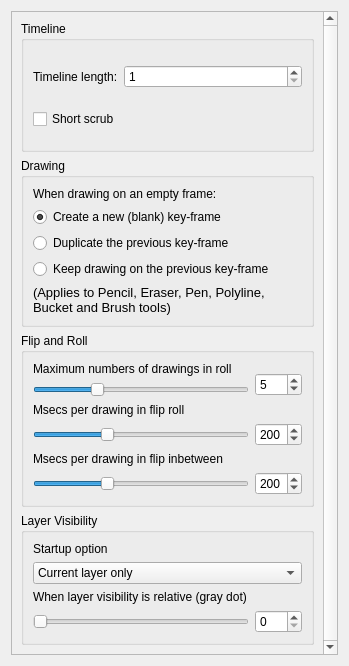
Qt form app/ui/timelinepage.ui (pencil2d/pencil) before a commit.
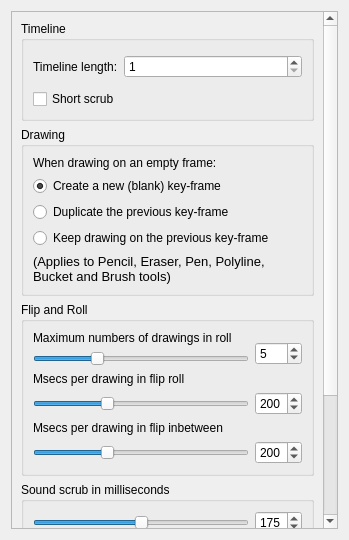
The same form after that commit.

Commit message: Sound Scrub in ms is now costumizable

```diff
--- a/app/ui/timelinepage.ui
+++ b/app/ui/timelinepage.ui
@@ -7,10 +7,10 @@
     <x>0</x>
     <y>0</y>
     <width>349</width>
-    <height>666</height>
+    <height>540</height>
    </rect>
   </property>
-  <layout class="QVBoxLayout" name="verticalLayout_3">
+  <layout class="QVBoxLayout" name="verticalLayout_5">
    <item>
     <widget class="QScrollArea" name="scrollArea">
      <property name="verticalScrollBarPolicy">
@@ -26,9 +26,9 @@
       <property name="geometry">
        <rect>
         <x>0</x>
-        <y>-57</y>
-        <width>315</width>
-        <height>713</height>
+        <y>0</y>
+        <width>308</width>
+        <height>688</height>
        </rect>
       </property>
       <layout class="QVBoxLayout" name="verticalLayout_4">
@@ -263,6 +263,48 @@
          </layout>
         </widget>
        </item>
+       <item>
+        <widget class="QGroupBox" name="soundScrubBox">
+         <property name="title">
+          <string>Sound scrub in milliseconds</string>
+         </property>
+         <layout class="QVBoxLayout" name="verticalLayout_3">
+          <item>
+           <layout class="QHBoxLayout" name="horizontalLayout_3">
+            <item>
+             <widget class="QSlider" name="soundScrubSlider">
+              <property name="minimum">
+               <number>100</number>
+              </property>
+              <property name="maximum">
+               <number>250</number>
+              </property>
+              <property name="value">
+               <number>175</number>
+              </property>
+              <property name="orientation">
+               <enum>Qt::Horizontal</enum>
+              </property>
+             </widget>
+            </item>
+            <item>
+             <widget class="QSpinBox" name="soundScrubSpinBox">
+              <property name="minimum">
+               <number>100</number>
+              </property>
+              <property name="maximum">
+               <number>250</number>
+              </property>
+              <property name="value">
+               <number>175</number>
+              </property>
+             </widget>
+            </item>
+           </layout>
+          </item>
+         </layout>
+        </widget>
+       </item>
        <item>
         <widget class="QGroupBox" name="layerVisibilityBox">
          <property name="title">
```
Left out of the diff: 1 changed line with no effect on the pictures. The commit also changes 7 other files.
